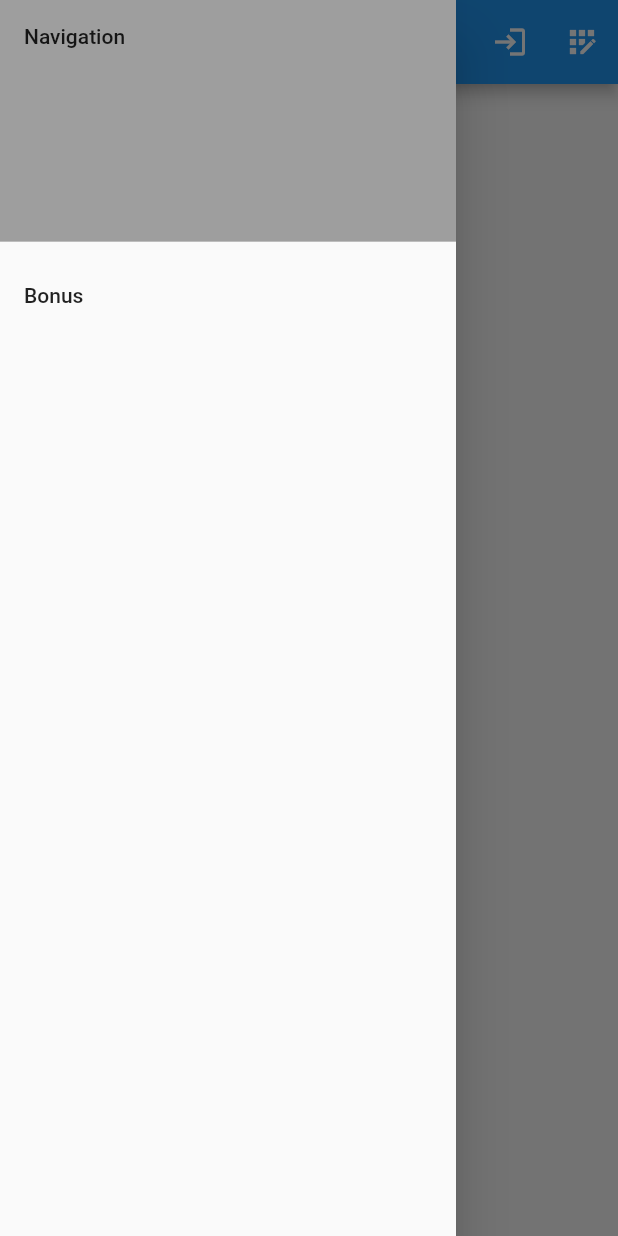
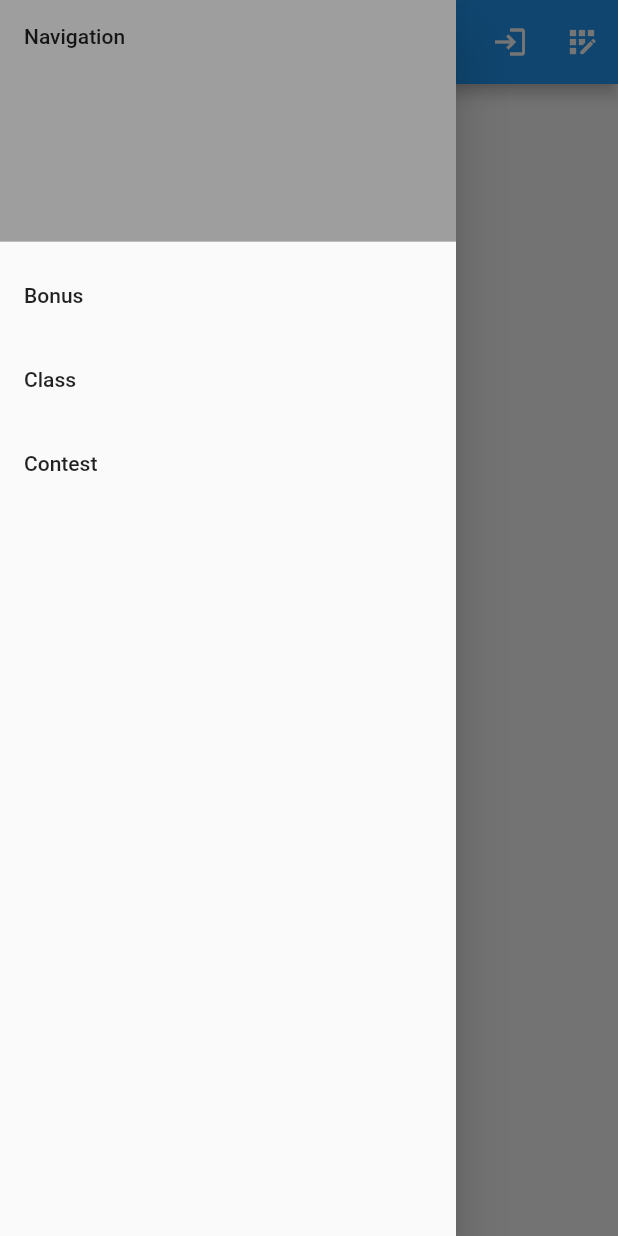
Before and after one commit to LouisYang95/FlutterAppEquitation, a Flutter app: the screen it shows after launch, with the side drawer open, on a phone screen of 412 x 824 dp. Run offline on Flutter 3.47's test engine with Material 2 defaults, Android fonts, the phone set to English and light mode, and no system bars; missing offline and left inert: flutter_session_manager, mongo_dart.

Commit message:
update navBar

```diff
--- a/lib/Components/nav.dart
+++ b/lib/Components/nav.dart
@@ -11,16 +11,28 @@ class DrawerWidget extends StatelessWidget {
       child: ListView(
         padding: EdgeInsets.zero,
         children: <Widget>[
-          DrawerHeader(
-            child: Text('Navigation'),
+          const DrawerHeader(
             decoration: BoxDecoration(
               color: Colors.grey,
             ),
+            child: Text('Navigation'),
           ),
           ListTile(
-            title: Text('Bonus'),
+            title: const Text('Bonus'),
             onTap: () {
               Navigator.pushNamed(context, '/bonus');
+            },
+          ),
+          ListTile(
+            title: const Text('Class'),
+            onTap: () {
+              Navigator.pushNamed(context, '/class');
+            },
+          ),
+          ListTile(
+            title: const Text('Contest'),
+            onTap: () {
+              Navigator.pushNamed(context, '/contest');
             },
           ),
         ],
```
